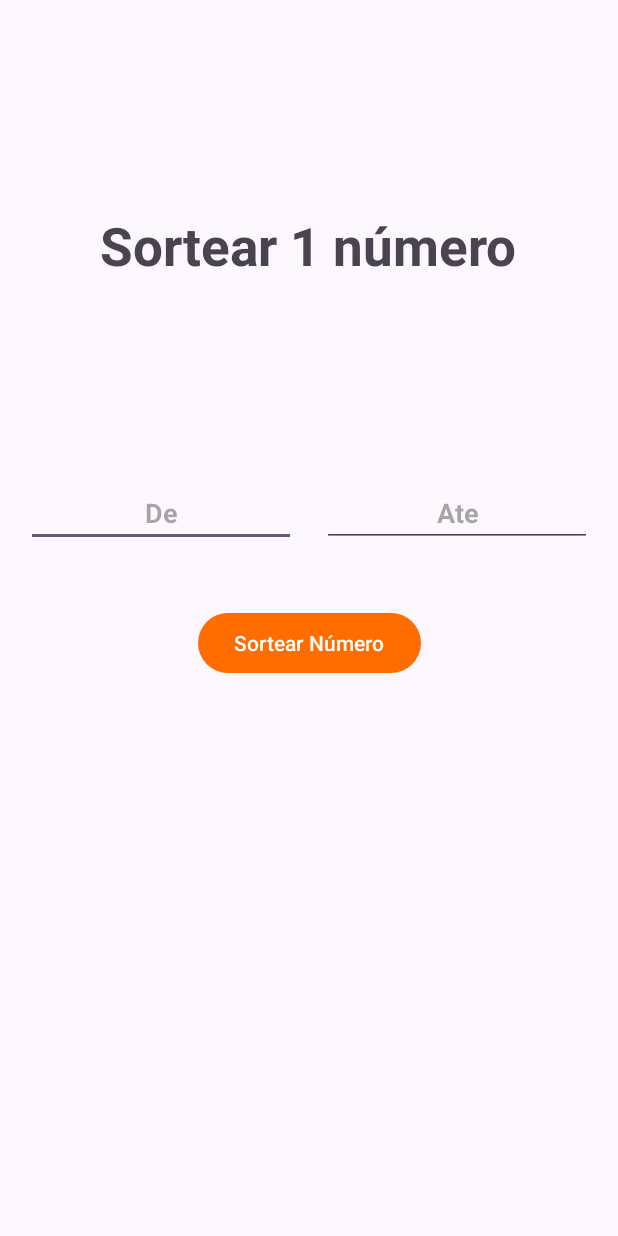
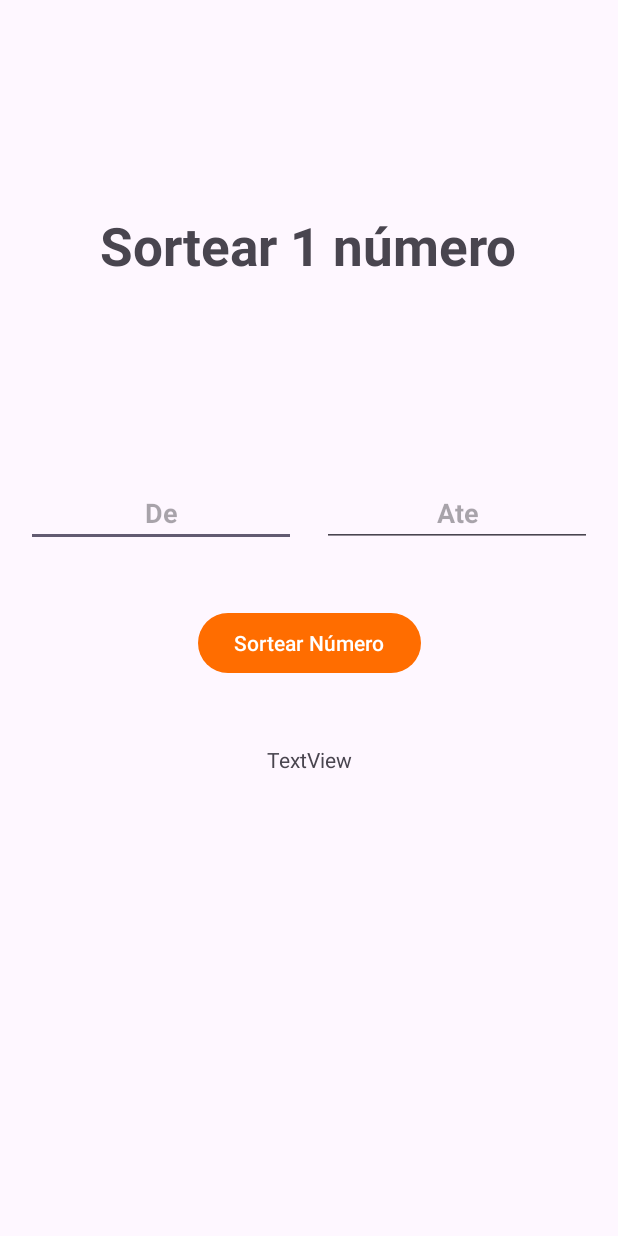
Before and after one commit to Eliard0/gerador_de_numero, an Android app: the HomeActivity screen opened directly, with no data from a screen before it, on a phone screen of 412 x 824 dp. Run offline under Robolectric (Android 15) with nearby library versions, the phone set to English and light mode, and no system bars.

Commit message:
feat: gerando numero aleatorio formatado e validando a entrada dos dados

```diff
--- a/app/src/main/java/dev/user/sorteio/HomeActivity.kt
+++ b/app/src/main/java/dev/user/sorteio/HomeActivity.kt
@@ -1,11 +1,54 @@
 package dev.user.sorteio
 
+import android.os.Bundle
+import android.view.View
+import android.widget.Toast
 import androidx.appcompat.app.AppCompatActivity
-import android.os.Bundle
+import dev.user.sorteio.databinding.ActivityHomeBinding
+import kotlin.math.roundToInt
 
-class HomeActivity : AppCompatActivity() {
+class HomeActivity : AppCompatActivity(), View.OnClickListener {
+
+    private lateinit var binding: ActivityHomeBinding;
     override fun onCreate(savedInstanceState: Bundle?) {
         super.onCreate(savedInstanceState)
-        setContentView(R.layout.activity_home)
+
+        binding = ActivityHomeBinding.inflate(layoutInflater)
+
+        setContentView(binding.root)
+
+        supportActionBar?.hide()
+
+        binding.btGerar.setOnClickListener(this)
+
+    }
+
+    override fun onClick(view: View) {
+        if (view.id == R.id.bt_gerar) {
+            gerandoNumeroAleatorio()
+        }
+    }
+
+    fun validaNumeros(): Boolean {
+        return (
+                binding.editTextInicio.text.toString() != "" && binding.editTextFim.text.toString() != ""
+                )
+    }
+
+    fun gerandoNumeroAleatorio() {
+        if (validaNumeros()) {
+            var min = binding.editTextInicio.text.toString().toInt()
+            var max = binding.editTextFim.text.toString().toInt()
+
+            if(min != 0 && max != 0) {
+                var numeroAleatorio = Math.random() * ((max - min) + 1)
+
+                binding.aleatorio.text = "numero aleatorio ${numeroAleatorio.roundToInt()}"
+            }else{
+                Toast.makeText(this, "Os dois números tem que ser diferente de 0", Toast.LENGTH_LONG).show()
+            }
+        } else {
+            Toast.makeText(this, "Algo deu errado", Toast.LENGTH_LONG).show()
+        }
     }
 }
--- a/app/src/main/res/layout/activity_home.xml
+++ b/app/src/main/res/layout/activity_home.xml
@@ -29,6 +29,7 @@
         android:ems="10"
         android:hint="De"
         android:inputType="number"
+        android:maxLength="2"
         android:textAlignment="center"
         android:textColor="#000000"
         android:textStyle="bold"
@@ -44,6 +45,7 @@
         android:ems="10"
         android:hint="Ate"
         android:inputType="number"
+        android:maxLength="2"
         android:textAlignment="center"
         android:textColor="#0B0A0A"
         android:textStyle="bold"
@@ -53,7 +55,7 @@
         app:layout_constraintTop_toBottomOf="@+id/textView" />
 
     <Button
-        android:id="@+id/button"
+        android:id="@+id/bt_gerar"
         android:layout_width="wrap_content"
         android:layout_height="wrap_content"
         android:layout_marginTop="40dp"
@@ -62,5 +64,15 @@
         app:layout_constraintStart_toStartOf="@+id/editText_inicio"
         app:layout_constraintTop_toBottomOf="@+id/editText_fim" />
 
+    <TextView
+        android:id="@+id/aleatorio"
+        android:layout_width="wrap_content"
+        android:layout_height="wrap_content"
+        android:layout_marginTop="44dp"
+        android:text="TextView"
+        app:layout_constraintEnd_toEndOf="@+id/bt_gerar"
+        app:layout_constraintStart_toStartOf="@+id/bt_gerar"
+        app:layout_constraintTop_toBottomOf="@+id/bt_gerar" />
+
 
 </androidx.constraintlayout.widget.ConstraintLayout>
```
